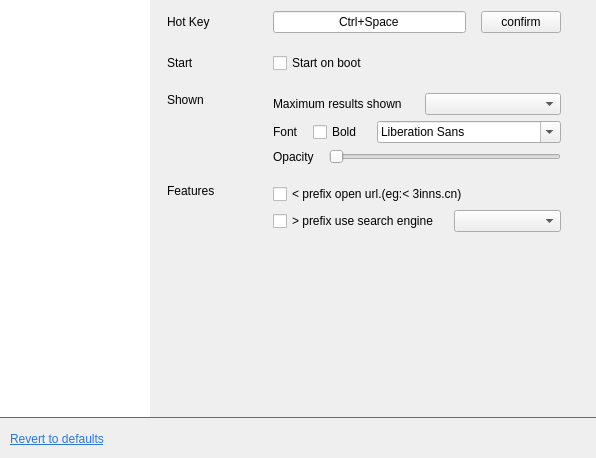
Above: src/view/SettingWidget.ui from tujiaw/Acc before the change. Below: the same form after it.
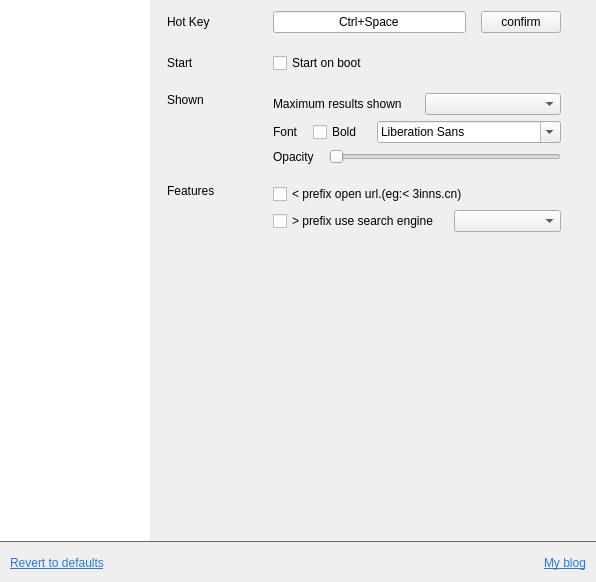
That is the form after the change.

Diff of the .ui file:
```diff
--- a/src/view/SettingWidget.ui
+++ b/src/view/SettingWidget.ui
@@ -7,7 +7,7 @@
     <x>0</x>
     <y>0</y>
     <width>596</width>
-    <height>458</height>
+    <height>582</height>
    </rect>
   </property>
   <property name="minimumSize">
@@ -82,7 +82,7 @@
           <x>0</x>
           <y>0</y>
           <width>419</width>
-          <height>417</height>
+          <height>541</height>
          </rect>
         </property>
         <layout class="QVBoxLayout" name="verticalLayout_3">
@@ -413,7 +413,7 @@
        <number>10</number>
       </property>
       <property name="rightMargin">
-       <number>0</number>
+       <number>10</number>
       </property>
       <property name="bottomMargin">
        <number>9</number>
@@ -424,7 +424,7 @@
          <string notr="true"/>
         </property>
         <property name="text">
-         <string>&lt;html&gt;&lt;head/&gt;&lt;body&gt;&lt;p&gt;&lt;a href=&quot;http://3inns.cn/&quot;&gt;&lt;span style=&quot; text-decoration: underline; color:rgb(42,120,218);&quot;&gt;Revert to defaults&lt;/span&gt;&lt;/a&gt;&lt;/p&gt;&lt;/body&gt;&lt;/html&gt;</string>
+         <string>&lt;html&gt;&lt;head/&gt;&lt;body&gt;&lt;p&gt;&lt;a href=&quot;https://ningto.com/&quot;&gt;&lt;span style=&quot; text-decoration: underline; color:rgb(42,120,218);&quot;&gt;Revert to defaults&lt;/span&gt;&lt;/a&gt;&lt;/p&gt;&lt;/body&gt;&lt;/html&gt;</string>
         </property>
         <property name="openExternalLinks">
          <bool>false</bool>
@@ -447,6 +447,22 @@
         </property>
        </spacer>
       </item>
+      <item>
+       <widget class="QLabel" name="labelMyBlog">
+        <property name="styleSheet">
+         <string notr="true"/>
+        </property>
+        <property name="text">
+         <string>&lt;html&gt;&lt;head/&gt;&lt;body&gt;&lt;p&gt;&lt;a href=&quot;https://ningto.com&quot;&gt;&lt;span style=&quot; text-decoration: underline; color:rgb(42,120,218);&quot;&gt;My blog&lt;/span&gt;&lt;/a&gt;&lt;/p&gt;&lt;/body&gt;&lt;/html&gt;</string>
+        </property>
+        <property name="openExternalLinks">
+         <bool>false</bool>
+        </property>
+        <property name="textInteractionFlags">
+         <set>Qt::LinksAccessibleByMouse</set>
+        </property>
+       </widget>
+      </item>
      </layout>
     </widget>
    </item>
```
Left out of the diff: 8 changed lines with no effect on the pictures.
